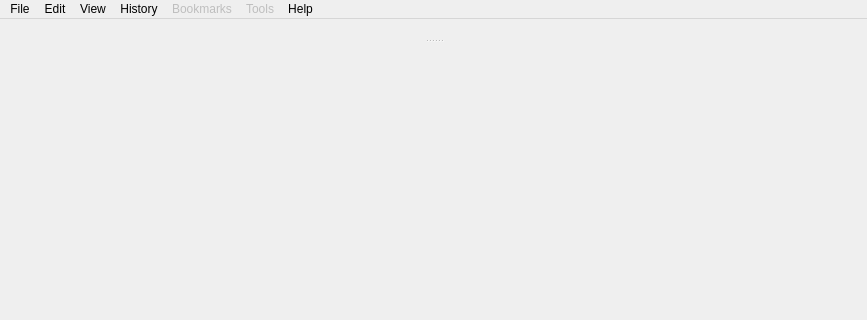
OtterBrowser/otter-browser, file src/ui/MainWindow.ui: the form before one commit; both pictures show x 0 to 867 and y 0 to 320 of the 867 by 771 pixel window.
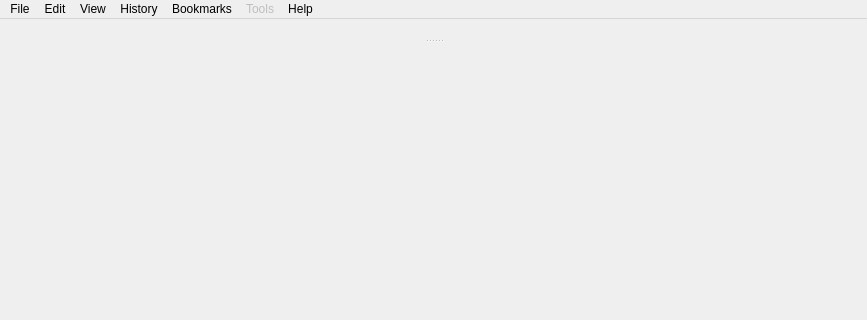
The form after the commit. Icons and pictures are not drawn. Custom widgets are drawn as their Qt base class.

```diff
--- a/src/ui/MainWindow.ui
+++ b/src/ui/MainWindow.ui
@@ -160,9 +160,6 @@
     <addaction name="menuTextEncoding"/>
    </widget>
    <widget class="QMenu" name="menuBookmarks">
-    <property name="enabled">
-     <bool>false</bool>
-    </property>
     <property name="title">
      <string>Bookmarks</string>
     </property>
```
Left out of the diff: 18 changed lines with no effect on the pictures.
